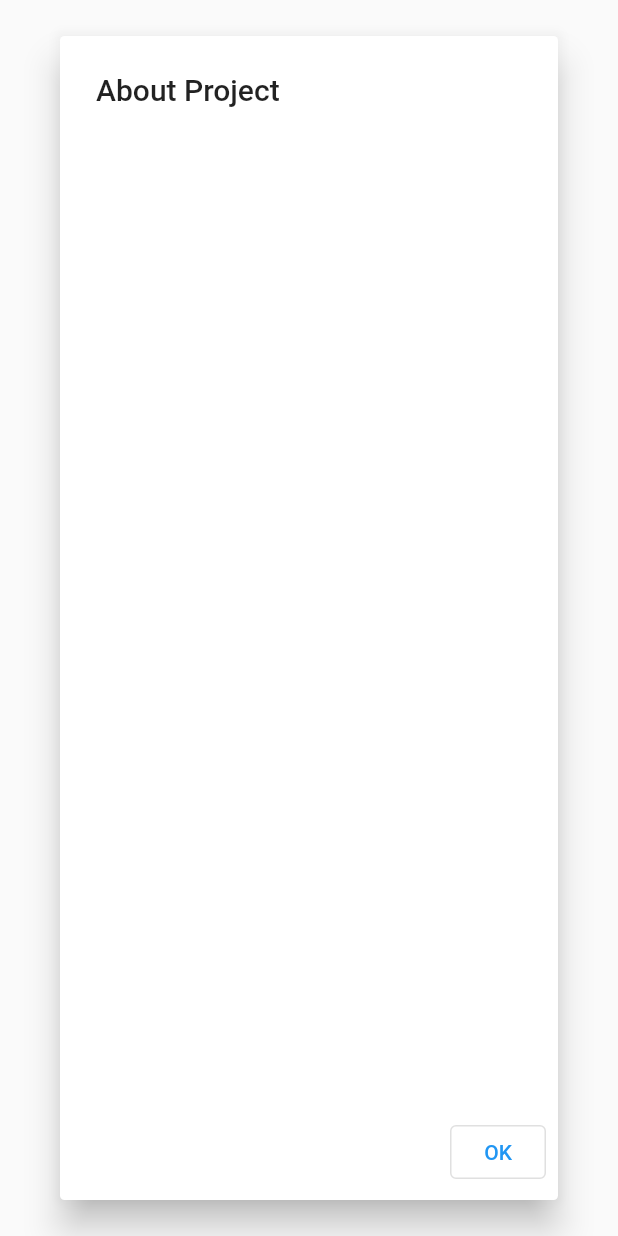
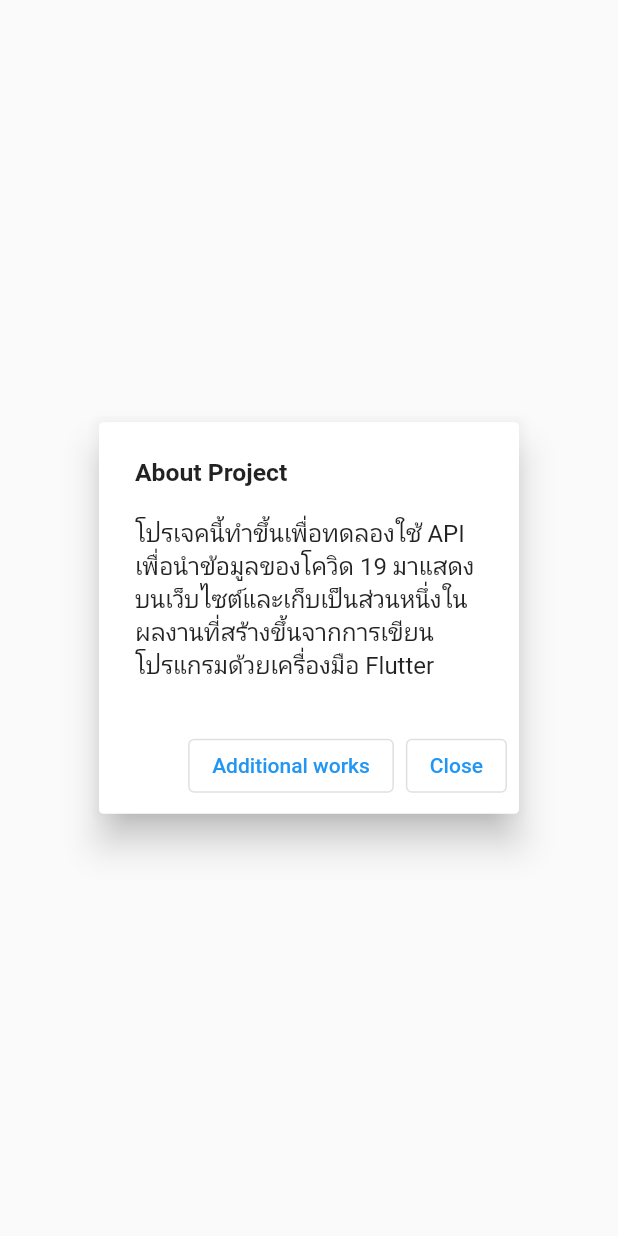
Before and after one commit to phongnurak/covid_19_flutter, a Flutter app: the AboutProject widget shown alone on an empty page, opened directly, on a phone screen of 412 x 824 dp. Run offline on Flutter 3.47's test engine with Material 2 defaults, Android fonts, the phone set to English and light mode, and no system bars; missing offline and left inert: dart:html; network calls fail.

```diff
--- a/lib/model/md_covidTodayByprovinces.dart
+++ b/lib/model/md_covidTodayByprovinces.dart
@@ -25,12 +25,12 @@ class ICovidTodayByProvinces{
     return ICovidTodayByProvinces(
       date: json["txn_date"],
       newCase: json["new_case"],
-      totalCase: json["total_case:"],
+      totalCase: json["total_case"],
       newCaseExcludeabroad: json["new_case_excludeabroad"],
       totalCaseExcludeabroad: json["total_case_excludeabroad"],
       newDeath: json["new_death"],
       totalDeath: json["total_death"],
-      province: json["province:ไม่ระบุ, "],
+      province: json["province"],
       updateDate: json["update_date"],
     );
   }
--- a/lib/other/about.dart
+++ b/lib/other/about.dart
@@ -1,5 +1,5 @@
 import 'package:flutter/material.dart';
-
+import 'dart:html' as html;
 class AboutProject extends StatelessWidget {
   const AboutProject({ Key key }) : super(key: key);
 
@@ -10,19 +10,37 @@ class AboutProject extends StatelessWidget {
       shape: RoundedRectangleBorder(
         borderRadius: BorderRadius.circular(3)
       ),
-      title: Text("About Project"),
+      title: Text(
+        "About Project",
+        style: TextStyle(
+          fontWeight: FontWeight.bold,
+          fontSize: (s.width * 0.02) + (s.height * 0.01)
+        ),
+      ),
       content: Container(
-        height: s.height * 0.8,
-        width: s.width * 0.7,
+        // height: s.height * 0.8,
+        width: s.width * 0.5,
+        child: Text("โปรเจคนี้ทำขึ้นเพื่อทดลองใช้ API เพื่อนำข้อมูลของโควิด 19 มาแสดงบนเว็บไซต์และเก็บเป็นส่วนหนึ่งในผลงานที่สร้างขึ้นจากการเขียนโปรแกรมด้วยเครื่องมือ Flutter") ,
       ),
       elevation: 10,
       actions: [
         OutlinedButton(
           onPressed: (){
+            html.window.open("https://webprofile-55636.web.app/#/home", "");
+          },
+          child: Text(
+            "Additional works",
+            style: TextStyle(
+              color: Colors.blue
+            ),
+          )
+        ),
+        OutlinedButton(
+          onPressed: (){
             Navigator.pop(context);
           },
           child: Text(
-            "OK",
+            "Close",
             style: TextStyle(
               color: Colors.blue
             ),
```
Also changed, not shown: lib/model/md_province.dart (added, +13 -0 lines), lib/screen/covidTodayByProvinces.dart (+68 -4 lines), lib/service/covid19.dart (+10 -1 lines), lib/service/thailandAddress.dart (added, +20 -0 lines), pubspec.lock.
